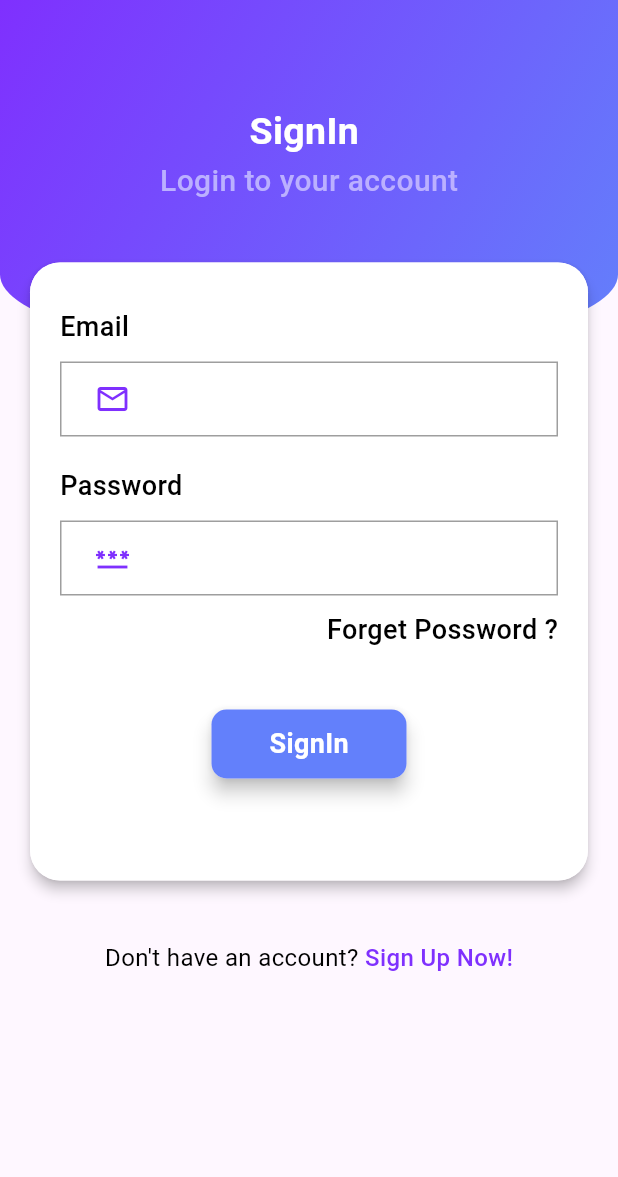
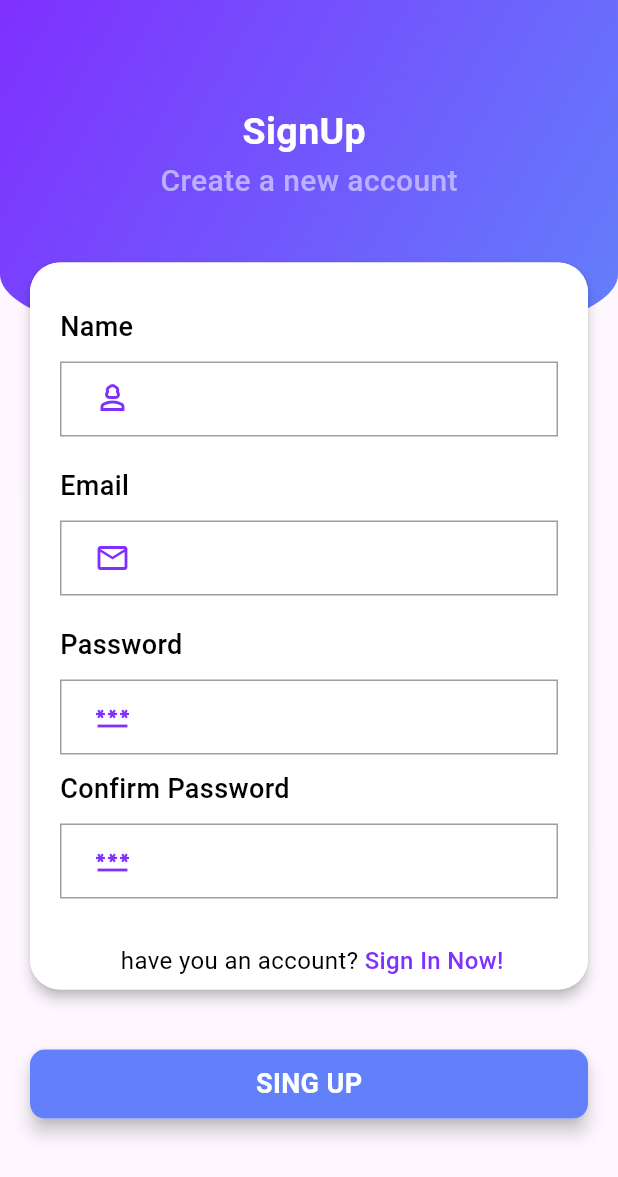
Before and after one commit to Roshan-Barkane/chatapp, a Flutter app: the screen it shows after launch, on a phone screen of 412 x 824 dp. Shown: the top 1177 px of the screen. Run offline on Flutter 3.47's test engine with Material 3 defaults, Android fonts, the phone set to English and light mode, and no system bars.

Commit message:
design signup page

```diff
--- a/lib/main.dart
+++ b/lib/main.dart
@@ -1,4 +1,5 @@
 import 'package:chatapp/page/signin.dart';
+import 'package:chatapp/page/signup.dart';
 import 'package:flutter/material.dart';
 
 void main() {
@@ -18,7 +19,7 @@ class MyApp extends StatelessWidget {
         colorScheme: ColorScheme.fromSeed(seedColor: Colors.deepPurple),
         useMaterial3: true,
       ),
-      home: const SignIn(),
+      home: const SignUp(),
     );
   }
 }
--- /dev/null
+++ b/lib/page/signup.dart
@@ -0,0 +1,261 @@
+import 'package:flutter/material.dart';
+
+class SignUp extends StatefulWidget {
+  const SignUp({super.key});
+
+  @override
+  State<SignUp> createState() => _SignUpState();
+}
+
+class _SignUpState extends State<SignUp> {
+  @override
+  Widget build(BuildContext context) {
+    return Scaffold(
+      body: Container(
+        child: Stack(
+          children: [
+            Container(
+              height: MediaQuery.of(context).size.height / 3.5,
+              width: MediaQuery.of(context).size.width,
+              decoration: BoxDecoration(
+                  gradient: LinearGradient(
+                    colors: [
+                      Color(0xFF7f30fe),
+                      Color(0xFF6380fb),
+                    ],
+                    begin: Alignment.topLeft,
+                    end: Alignment.bottomRight,
+                  ),
+                  borderRadius: BorderRadius.vertical(
+                      bottom: Radius.elliptical(
+                          MediaQuery.of(context).size.width, 105.0))),
+            ),
+            Padding(
+              padding: EdgeInsets.only(top: 70.0),
+              child: Column(
+                children: [
+                  Center(
+                    child: Text(
+                      "SignUp ",
+                      style: TextStyle(
+                          color: Colors.white,
+                          fontSize: 25.0,
+                          fontWeight: FontWeight.bold),
+                    ),
+                  ),
+                  Center(
+                    child: Text(
+                      "Create a new account",
+                      style: TextStyle(
+                          color: Color(0xFFbbb0ff),
+                          fontSize: 20.0,
+                          fontWeight: FontWeight.w500),
+                    ),
+                  ),
+                  SizedBox(
+                    height: 20,
+                  ),
+                  Container(
+                    margin:
+                        EdgeInsets.symmetric(vertical: 20.0, horizontal: 20.0),
+                    child: Material(
+                      elevation: 3.5,
+                      borderRadius: BorderRadius.circular(20),
+                      child: Container(
+                        padding: EdgeInsets.symmetric(
+                            vertical: 20.0, horizontal: 20.0),
+                        height: MediaQuery.of(context).size.height / 1.7,
+                        width: MediaQuery.of(context).size.width,
+                        decoration: BoxDecoration(
+                          color: Colors.white,
+                          borderRadius: BorderRadius.circular(20),
+                        ),
+                        child: Column(
+                          crossAxisAlignment: CrossAxisAlignment.start,
+                          children: [
+                            SizedBox(
+                              height: 10.0,
+                            ),
+                            Text(
+                              "Name",
+                              style: TextStyle(
+                                color: Colors.black,
+                                fontSize: 18.0,
+                                fontWeight: FontWeight.w500,
+                              ),
+                            ),
+                            SizedBox(
+                              height: 10.0,
+                            ),
+                            Container(
+                              padding: EdgeInsets.only(left: 10.0),
+                              decoration: BoxDecoration(
+                                border: Border.all(
+                                    width: 1.0, color: Colors.black38),
+                              ),
+                              child: TextField(
+                                decoration: InputDecoration(
+                                  border: InputBorder.none,
+                                  prefixIcon: Icon(
+                                    Icons.person_3_outlined,
+                                    color: Color(0xFF7f30fe),
+                                  ),
+                                ),
+                              ),
+                            ),
+                            SizedBox(
+                              height: 20.0,
+                            ),
+                            Text(
+                              "Email",
+                              style: TextStyle(
+                                color: Colors.black,
+                                fontSize: 18.0,
+                                fontWeight: FontWeight.w500,
+                              ),
+                            ),
+                            SizedBox(
+                              height: 10.0,
+                            ),
+                            Container(
+                              padding: EdgeInsets.only(left: 10.0),
+                              decoration: BoxDecoration(
+                                border: Border.all(
+                                    width: 1.0, color: Colors.black38),
+                              ),
+                              child: TextField(
+                                decoration: InputDecoration(
+                                  border: InputBorder.none,
+                                  prefixIcon: Icon(
+                                    Icons.mail_outline,
+                                    color: Color(0xFF7f30fe),
+                                  ),
+                                ),
+                              ),
+                            ),
+                            SizedBox(
+                              height: 20.0,
+                            ),
+                            Text(
+                              "Password",
+                              style: TextStyle(
+                                color: Colors.black,
+                                fontSize: 18.0,
+                                fontWeight: FontWeight.w500,
+                              ),
+                            ),
+                            SizedBox(
+                              height: 10.0,
+                            ),
+                            Container(
+                              padding: EdgeInsets.only(left: 10.0),
+                              decoration: BoxDecoration(
+                                border: Border.all(
+                                    width: 1.0, color: Colors.black38),
+                              ),
+                              child: TextField(
+                                decoration: InputDecoration(
+                                  border: InputBorder.none,
+                                  prefixIcon: Icon(
+                                    Icons.password,
+                                    color: Color(0xFF7f30fe),
+                                  ),
+                                ),
+                                obscureText: true,
+                              ),
+                            ),
+                            SizedBox(
+                              height: 10,
+                            ),
+                            Text(
+                              "Confirm Password",
+                              style: TextStyle(
+                                color: Colors.black,
+                                fontSize: 18.0,
+                                fontWeight: FontWeight.w500,
+                              ),
+                            ),
+                            SizedBox(
+                              height: 10.0,
+                            ),
+                            Container(
+                              padding: EdgeInsets.only(left: 10.0),
+                              decoration: BoxDecoration(
+                                border: Border.all(
+                                    width: 1.0, color: Colors.black38),
+                              ),
+                              child: TextField(
+                                decoration: InputDecoration(
+                                  border: InputBorder.none,
+                                  prefixIcon: Icon(
+                                    Icons.password,
+                                    color: Color(0xFF7f30fe),
+                                  ),
+                                ),
+                                obscureText: true,
+                              ),
+                            ),
+                            SizedBox(
+                              height: 30.0,
+                            ),
+                            Row(
+                              mainAxisAlignment: MainAxisAlignment.center,
+                              children: [
+                                Text(
+                                  " have you an account?",
+                                  style: TextStyle(
+                                      color: Colors.black, fontSize: 16.0),
+                                ),
+                                Text(
+                                  " Sign In Now!",
+                                  style: TextStyle(
+                                    color: Color(0xFF7f30fe),
+                                    fontSize: 16.0,
+                                    fontWeight: FontWeight.w500,
+                                  ),
+                                ),
+                              ],
+                            ),
+                          ],
+                        ),
+                      ),
+                    ),
+                  ),
+                  SizedBox(
+                    height: 20.0,
+                  ),
+                  Center(
+                    child: Container(
+                      margin: EdgeInsets.symmetric(horizontal: 20.0),
+                      width: MediaQuery.of(context).size.width,
+                      child: Material(
+                        elevation: 5.0,
+                        borderRadius: BorderRadius.circular(10.0),
+                        child: Container(
+                          padding: EdgeInsets.all(10.0),
+                          decoration: BoxDecoration(
+                            color: Color(0xFF6380fb),
+                            borderRadius: BorderRadius.circular(10.0),
+                          ),
+                          child: Center(
+                            child: Text(
+                              "SING UP",
+                              style: TextStyle(
+                                  color: Colors.white,
+                                  fontSize: 18.0,
+                                  fontWeight: FontWeight.bold),
+                            ),
+                          ),
+                        ),
+                      ),
+                    ),
+                  )
+                ],
+              ),
+            )
+          ],
+        ),
+      ),
+    );
+  }
+}
```
